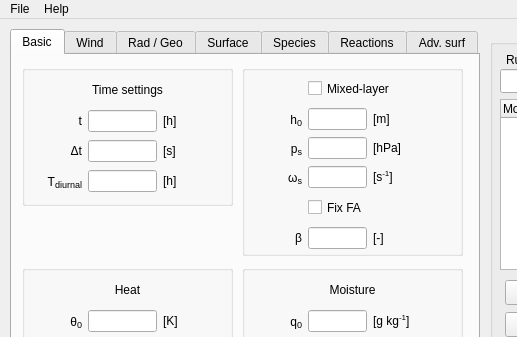
The window that mainwindow.ui (classmodel/modelgui) describes before a commit, drawn with Qt 5; both pictures show x 0 to 517 and y 0 to 337 of the 650 by 570 pixel window.
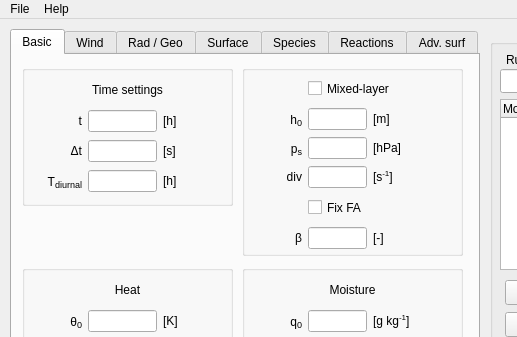
The same window after the commit.

Commit message: changed omega->div, variabele->variables, fixed bug vertical profiles

Diff of the .ui file:
```diff
--- a/mainwindow.ui
+++ b/mainwindow.ui
@@ -569,7 +569,7 @@
            <string/>
           </property>
           <property name="text">
-           <string>&lt;html&gt;ω&lt;span style=&quot; font-size:14px; vertical-align:sub;&quot;&gt;s&lt;/span&gt;&lt;/html&gt;</string>
+           <string>&lt;html&gt;div&lt;/html&gt;</string>
           </property>
           <property name="alignment">
            <set>Qt::AlignRight|Qt::AlignTrailing|Qt::AlignVCenter</set>
```
Left out of the diff: 4 changed lines with no effect on the pictures. The commit also changes 2 other files.
